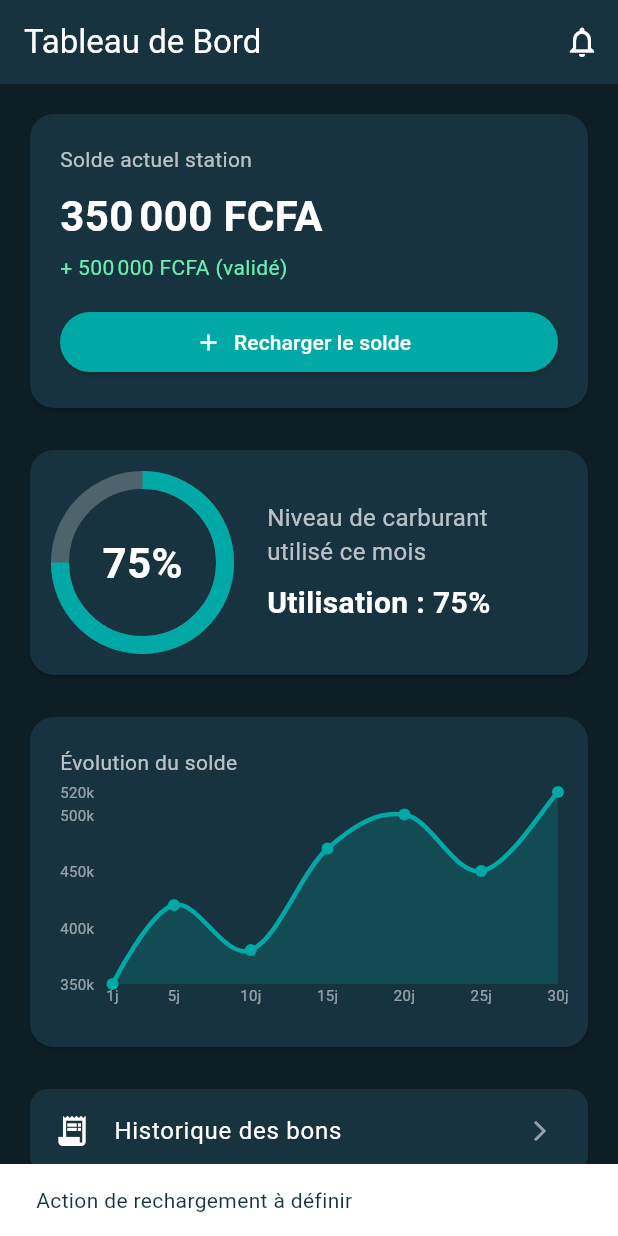
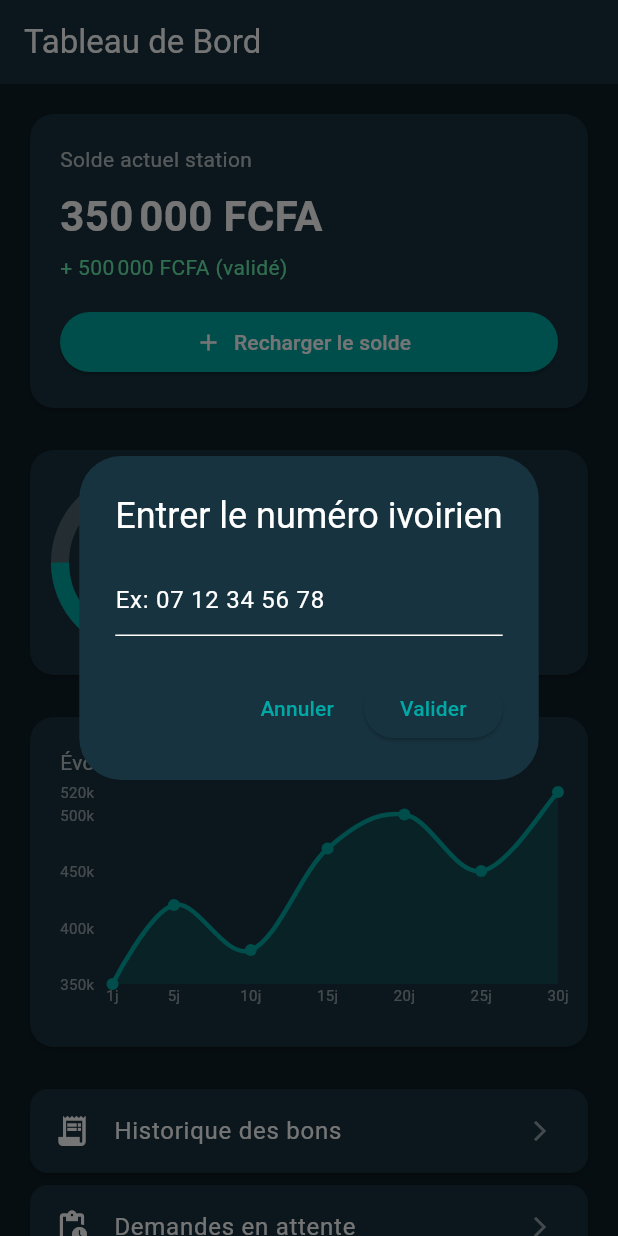
Before and after one commit to pytharchimede/appMobilegestcarburant, a Flutter app: the screen it shows after launch, after a tap on "Recharger le solde", on a phone screen of 412 x 824 dp. Run offline on Flutter 3.47's test engine with Material 3 defaults, Android fonts, the phone set to English and light mode, and no system bars; drawn by our look-alikes of fl_chart.

Commit message:
Add recharge process

```diff
--- a/lib/screens/dashboard_screen.dart
+++ b/lib/screens/dashboard_screen.dart
@@ -1,11 +1,16 @@
-// ... autres imports
 import 'dart:convert';
 import 'package:flutter/material.dart';
 import 'package:flutter/services.dart' show rootBundle;
+import 'package:intl/intl.dart';
+
+import 'otp_screen.dart'; // Import de la page OTP
+import 'phone_number_dialog.dart'; // Import du pop-up numéro
+
 import '../widgets/solde_widget.dart';
 import '../widgets/graphique_widget.dart';
 import '../widgets/solde_evolution_widget.dart';
 
+// Dashboard principal
 class DashboardScreen extends StatelessWidget {
   Future<Map<String, dynamic>> fetchSoldeData() async {
     final String response = await rootBundle.loadString('assets/solde.json');
@@ -15,15 +20,7 @@ class DashboardScreen extends StatelessWidget {
   @override
   Widget build(BuildContext context) {
     return Scaffold(
-      appBar: AppBar(
-        title: Text('Tableau de Bord'),
-        actions: [
-          IconButton(
-            icon: Icon(Icons.notifications_none),
-            onPressed: () {},
-          )
-        ],
-      ),
+      appBar: AppBar(title: Text('Tableau de Bord')),
       body: FutureBuilder<Map<String, dynamic>>(
         future: fetchSoldeData(),
         builder: (context, snapshot) {
@@ -41,6 +38,22 @@ class DashboardScreen extends StatelessWidget {
                   SoldeWidget(
                     solde: (data['solde'] as num).toDouble(),
                     dernierCredit: (data['dernierCredit'] as num).toDouble(),
+                    onRecharge: () {
+                      showDialog(
+                        context: context,
+                        builder: (_) => PhoneNumberDialog(
+                          onValidPhone: (phone) {
+                            Navigator.pop(context); // Fermer le dialog
+                            Navigator.push(
+                              context,
+                              MaterialPageRoute(
+                                builder: (_) => OtpScreen(phone: phone),
+                              ),
+                            );
+                          },
+                        ),
+                      );
+                    },
                   ),
                   SizedBox(height: 20),
                   GraphiqueWidget(),
@@ -53,7 +66,7 @@ class DashboardScreen extends StatelessWidget {
                       icon: Icons.pending_actions,
                       title: "Demandes en attente"),
                   MenuItem(icon: Icons.bar_chart, title: "Statistiques"),
-                  SizedBox(height: 100), // <-- Espace supplémentaire en bas
+                  SizedBox(height: 100),
                 ],
               ),
             );
@@ -64,9 +77,11 @@ class DashboardScreen extends StatelessWidget {
   }
 }
 
+// Widget MenuItem corrigé
 class MenuItem extends StatelessWidget {
   final IconData icon;
   final String title;
+
   const MenuItem({required this.icon, required this.title});
 
   @override
@@ -78,7 +93,9 @@ class MenuItem extends StatelessWidget {
         title: Text(title, style: TextStyle(color: Colors.white)),
         trailing:
             Icon(Icons.arrow_forward_ios, color: Colors.white54, size: 16),
-        onTap: () {},
+        onTap: () {
+          // TODO: Ajouter navigation ou action spécifique
+        },
       ),
     );
   }
--- /dev/null
+++ b/lib/screens/phone_number_dialog.dart
@@ -0,0 +1,49 @@
+import 'package:flutter/material.dart';
+
+class PhoneNumberDialog extends StatefulWidget {
+  final Function(String phone) onValidPhone;
+
+  PhoneNumberDialog({required this.onValidPhone});
+
+  @override
+  _PhoneNumberDialogState createState() => _PhoneNumberDialogState();
+}
+
+class _PhoneNumberDialogState extends State<PhoneNumberDialog> {
+  final _formKey = GlobalKey<FormState>();
+  String phone = '';
+
+  @override
+  Widget build(BuildContext context) {
+    return AlertDialog(
+      title: Text("Entrer le numéro ivoirien"),
+      content: Form(
+        key: _formKey,
+        child: TextFormField(
+          keyboardType: TextInputType.phone,
+          decoration: InputDecoration(hintText: "Ex: 07 12 34 56 78"),
+          validator: (value) {
+            if (value == null || value.isEmpty) return "Numéro requis";
+            if (!RegExp(r'^(01|05|07|25|27)\d{8}$')
+                .hasMatch(value.replaceAll(' ', '')))
+              return "Numéro ivoirien invalide";
+            return null;
+          },
+          onChanged: (value) => phone = value,
+        ),
+      ),
+      actions: [
+        TextButton(
+            onPressed: () => Navigator.pop(context), child: Text("Annuler")),
+        ElevatedButton(
+          child: Text("Valider"),
+          onPressed: () {
+            if (_formKey.currentState!.validate()) {
+              widget.onValidPhone(phone);
+            }
+          },
+        ),
+      ],
+    );
+  }
+}
--- a/lib/widgets/solde_widget.dart
+++ b/lib/widgets/solde_widget.dart
@@ -4,8 +4,13 @@ import 'package:intl/intl.dart';
 class SoldeWidget extends StatelessWidget {
   final double solde;
   final double dernierCredit;
+  final VoidCallback onRecharge; // Ajout du callback
 
-  SoldeWidget({required this.solde, required this.dernierCredit});
+  SoldeWidget({
+    required this.solde,
+    required this.dernierCredit,
+    required this.onRecharge, // Obligatoire
+  });
 
   @override
   Widget build(BuildContext context) {
@@ -21,11 +26,17 @@ class SoldeWidget extends StatelessWidget {
           child: Column(
             crossAxisAlignment: CrossAxisAlignment.start,
             children: [
-              Text('Solde actuel station', style: TextStyle(color: Colors.white70)),
+              Text('Solde actuel station',
+                  style: TextStyle(color: Colors.white70)),
               SizedBox(height: 8),
-              Text('${formatMontant.format(solde)} FCFA', style: TextStyle(color: Colors.white, fontSize: 28, fontWeight: FontWeight.bold)),
+              Text('${formatMontant.format(solde)} FCFA',
+                  style: TextStyle(
+                      color: Colors.white,
+                      fontSize: 28,
+                      fontWeight: FontWeight.bold)),
               SizedBox(height: 4),
-              Text('+ ${formatMontant.format(dernierCredit)} FCFA (validé)', style: TextStyle(color: Colors.greenAccent)),
+              Text('+ ${formatMontant.format(dernierCredit)} FCFA (validé)',
+                  style: TextStyle(color: Colors.greenAccent)),
               SizedBox(height: 16),
               SizedBox(
                 width: double.infinity,
@@ -34,11 +45,7 @@ class SoldeWidget extends StatelessWidget {
                     backgroundColor: Color(0xFF00A9A5),
                     foregroundColor: Colors.white,
                   ),
-                  onPressed: () {
-                    ScaffoldMessenger.of(context).showSnackBar(
-                      SnackBar(content: Text('Action de rechargement à définir')),
-                    );
-                  },
+                  onPressed: onRecharge, // Utilisation du callback
                   icon: Icon(Icons.add),
                   label: Text('Recharger le solde'),
                 ),
```
Also changed, not shown: lib/screens/otp_input_field.dart (added, +104 -0 lines), lib/screens/otp_screen.dart (added, +45 -0 lines).
